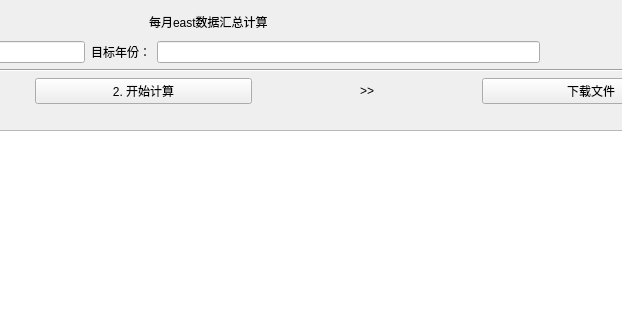
Before: the Qt Designer form lwx_project/client/ui/monthly_east_data.ui in Cookie-HOO/lwx_project, drawn with Qt 5; both pictures show x 422 to 1044 and y 0 to 320 of the 1355 by 865 pixel window.
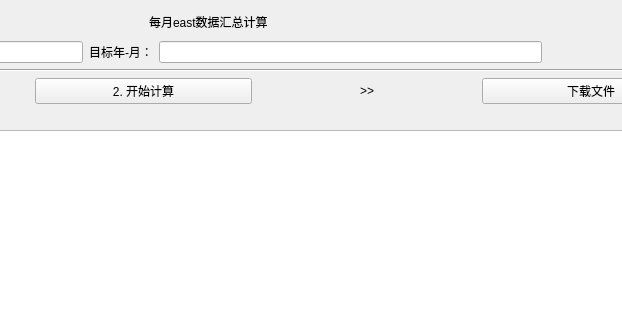
After: the same form once the commit is applied.

What changed in the file:
```diff
--- a/lwx_project/client/ui/monthly_east_data.ui
+++ b/lwx_project/client/ui/monthly_east_data.ui
@@ -104,7 +104,7 @@
       <item>
        <widget class="QLabel" name="label">
         <property name="text">
-         <string>目标年份：</string>
+         <string>目标年-月：</string>
         </property>
        </widget>
       </item>
```
Left out of the diff: 2 changed lines with no effect on the pictures.
